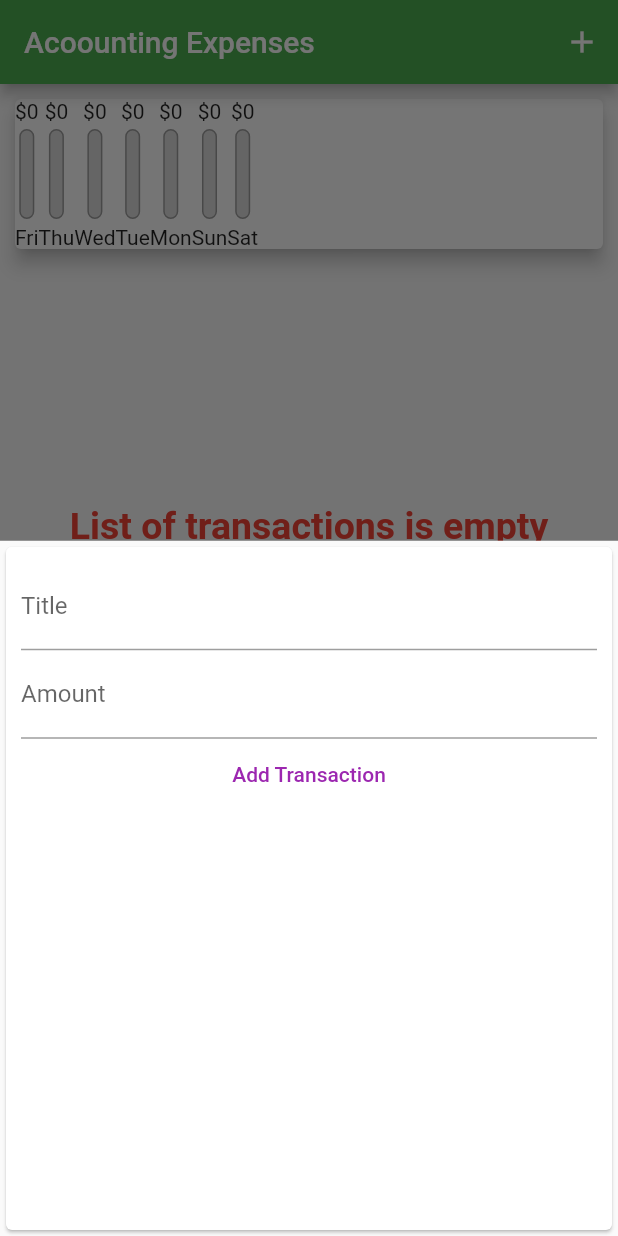
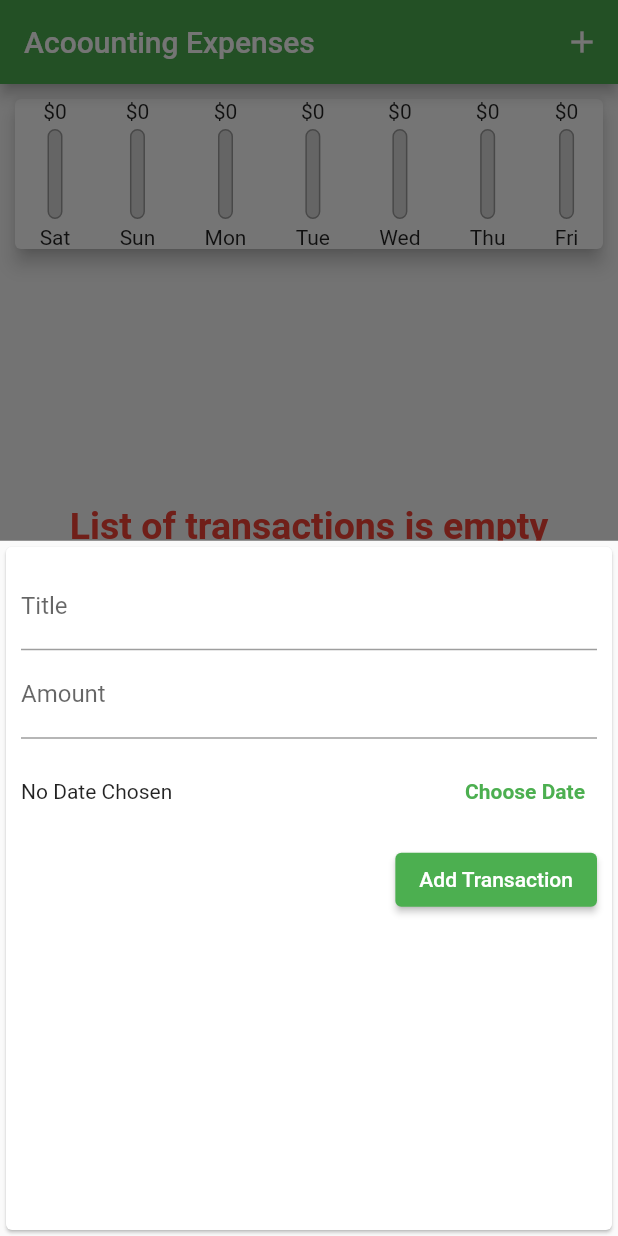
Before and after one commit to t0rn1k3/Expenses_accounting, a Flutter app: the screen it shows after launch, after a tap on the "add" icon, on a phone screen of 412 x 824 dp. Run offline on Flutter 3.47's test engine with Material 2 defaults, Android fonts, the light colour scheme and no system bars.

Commit message:
accounting application

```diff
--- a/lib/main.dart
+++ b/lib/main.dart
@@ -46,15 +46,21 @@ class _HomePageState extends State<HomePage> {
     }).toList();
   }
 
-  void addNewTransaction(String txTitle, double txAmount) {
+  void addNewTransaction(String txTitle, double txAmount , DateTime chosenDate) {
     final newTx = Transaction(
         title: txTitle,
         amount: txAmount,
-        date: DateTime.now(),
+        date: chosenDate,
         id: DateTime.now().toString());
 
     setState(() {
       _userTransactions.add(newTx);
+    });
+  }
+
+  void _deleteTransaction (String id) {
+    setState(() {
+      _userTransactions.removeWhere((tx) => tx.id == id);
     });
   }
 
@@ -82,7 +88,7 @@ class _HomePageState extends State<HomePage> {
           // mainAxisAlignment: MainAxisAlignment.spaceAround,
           children: <Widget>[
             Chart(_recentTransactions),
-            TransactionList(_userTransactions)
+            TransactionList(_userTransactions, _deleteTransaction)
           ],
         ),
       ),
--- a/lib/widgets/chart.dart
+++ b/lib/widgets/chart.dart
@@ -18,18 +18,12 @@ class Chart extends StatelessWidget {
         if (recentTransactions[i].date!.day == weekDay.day &&
             recentTransactions[i].date!.month == weekDay.month &&
             recentTransactions[i].date!.year == weekDay.year) {
-          totalSum += recentTransactions[recentTransactions.length - 1].amount as double;
+          totalSum += recentTransactions[i].amount as double;
           // recentTransactions[i].amount as double;
         }
       }
-      double? lastValue= 0;
-      if(recentTransactions.isNotEmpty){
-     lastValue =   recentTransactions.last.amount;
-
-      }
-      print("lastValue : $lastValue");
-      return {'day': DateFormat.E().format(weekDay), 'amount': lastValue ?? 0};
-    });
+      return {'day': DateFormat.E().format(weekDay), 'amount': totalSum, };
+    }).reversed.toList();
   }
 
   double get totalSpending {
@@ -44,12 +38,11 @@ class Chart extends StatelessWidget {
       elevation: 5,
       margin: EdgeInsets.all(10),
       child: Row(
+        mainAxisAlignment: MainAxisAlignment.spaceAround,
         children: groupTransactionValues.map((data) {
            double totalValue = 0;
-           print("totalSpending");
           if(totalSpending != 0){
      totalValue =  (data['amount'] as double) /  totalSpending;
-
           }
           return ChartBar(
               (data['day'] as String),
--- a/lib/widgets/new_transaction.dart
+++ b/lib/widgets/new_transaction.dart
@@ -1,6 +1,7 @@
 import 'package:flutter/material.dart';
 import 'package:flutter/src/widgets/container.dart';
 import 'package:flutter/src/widgets/framework.dart';
+import 'package:intl/intl.dart';
 
 class NewTransaction extends StatefulWidget {
   final Function addTx;
@@ -13,17 +14,36 @@ class NewTransaction extends StatefulWidget {
 
 class _NewTransactionState extends State<NewTransaction> {
   final titleController = TextEditingController();
-
   final amountController = TextEditingController();
+  DateTime? _selectedDate;
 
   void submitData() {
+    if (amountController.text.isEmpty) {
+      return;
+    }
     final enteredTitle = titleController.text;
     final enteredAmount = double.parse(amountController.text);
-    if (enteredTitle.isEmpty || enteredAmount <= 0) {
+    if (enteredTitle.isEmpty || enteredAmount <= 0 || _selectedDate == null) {
       return;
     }
-    widget.addTx(enteredTitle, enteredAmount);
+    widget.addTx(enteredTitle, enteredAmount, _selectedDate);
     Navigator.of(context).pop();
+  }
+
+  void _datePicker() {
+    showDatePicker(
+      context: context,
+      initialDate: DateTime.now(),
+      firstDate: DateTime(2023),
+      lastDate: DateTime.now(),
+    ).then((pickedDate) {
+      if (pickedDate == null) {
+        return;
+      }
+      setState(() {
+      _selectedDate = pickedDate;
+      });
+    });
   }
 
   @override
@@ -31,7 +51,7 @@ class _NewTransactionState extends State<NewTransaction> {
     return Card(
       child: Container(
         padding: EdgeInsets.all(10),
-        child: Column(children: [
+        child: Column(crossAxisAlignment: CrossAxisAlignment.end, children: [
           TextField(
             decoration: InputDecoration(labelText: 'Title'),
             keyboardType: TextInputType.text,
@@ -44,9 +64,21 @@ class _NewTransactionState extends State<NewTransaction> {
             controller: amountController,
             onSubmitted: (_) => submitData,
           ),
-          TextButton(
+          Container(
+            height: 70,
+            child: Row(children: [
+              Expanded(
+                child: Text(
+                  _selectedDate == null ? 'No Date Chosen' : 'Chosen Date : ${DateFormat.yMd().format(_selectedDate as DateTime)}',)),
+              TextButton(
+                onPressed: _datePicker,
+                child: Text('Choose Date',
+                style: TextStyle(fontWeight: FontWeight.bold),),)
+            ],),
+          ),
+          ElevatedButton(
             onPressed: submitData,
-            style: TextButton.styleFrom(foregroundColor: Colors.purple),
+            style: TextButton.styleFrom(foregroundColor: Colors.white,),
             child: Text('Add Transaction'),
           )
         ]),
--- a/lib/widgets/transacrion_list.dart
+++ b/lib/widgets/transacrion_list.dart
@@ -5,8 +5,9 @@ import '../models/transactions.dart';
 
 class TransactionList extends StatelessWidget {
   final List<Transaction> transactions;
+  final Function deleteTx;
 
-  TransactionList(this.transactions);
+  TransactionList(this.transactions, this.deleteTx);
 
   @override
   Widget build(BuildContext context) {
@@ -25,7 +26,9 @@ class TransactionList extends StatelessWidget {
           : ListView(
               children: transactions.map((transaction) {
                 return Card(
-                  child: Row(children: [
+                  child: Row(mainAxisAlignment: MainAxisAlignment.spaceBetween, children: [
+                    Row(
+                      children: [
                         Container(
                           margin:
                               EdgeInsets.symmetric(horizontal: 10, vertical: 15),
@@ -53,9 +56,13 @@ class TransactionList extends StatelessWidget {
                           DateFormat.yMMMd()
                               .format(transaction.date as DateTime),
                           style: TextStyle(color: Colors.grey),
-                        )
+                        ),
                       ],
-                    )
+                    ),
+                      ],
+                    ),
+
+                    IconButton(onPressed: ()=>  deleteTx(transaction.id), icon: Icon(Icons.delete), color: Colors.red,),
                   ]),
                 );
               }).toList(),
```
Lines whose indentation alone changed are shown as unchanged.
